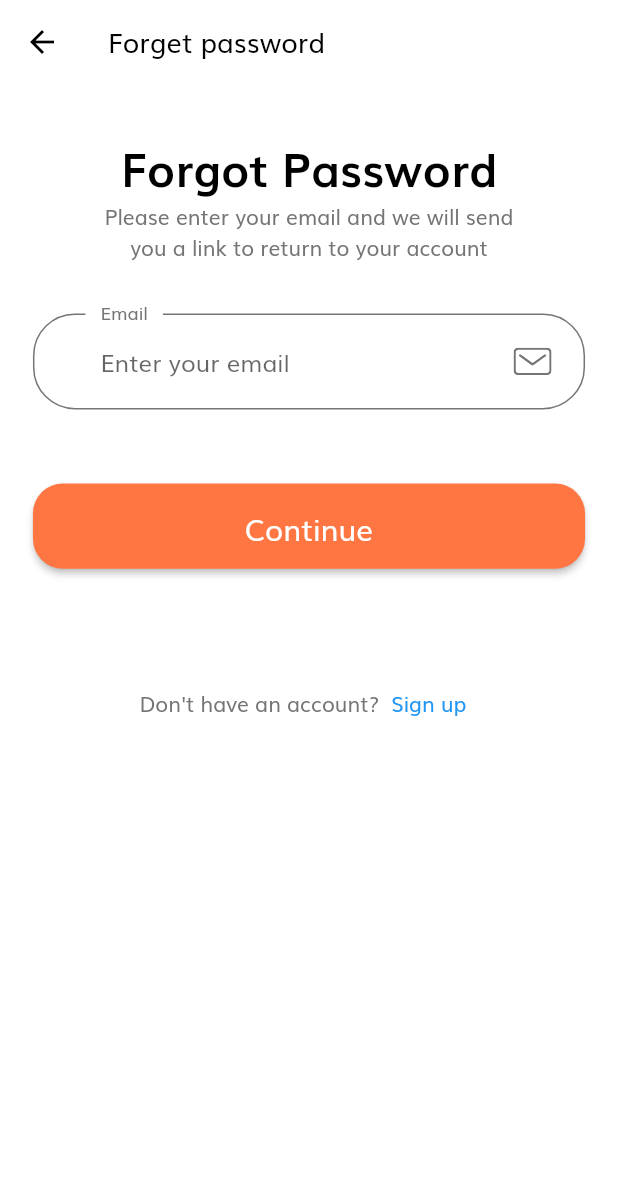
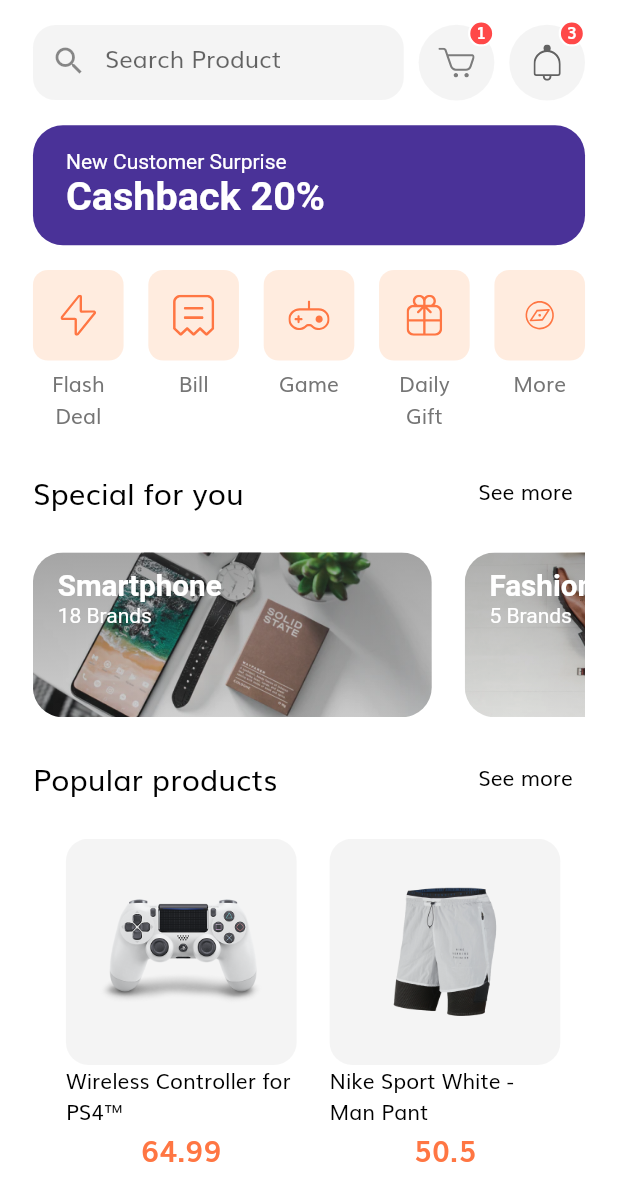
Before and after one commit to muazhussain/share_near_v2, a Flutter app: the screen it shows after launch, on a phone screen of 412 x 824 dp. Shown: the top 1201 px of the screen. Run offline on Flutter 3.47's test engine with Material 2 defaults, Android fonts, the phone set to English and light mode, and no system bars; our stand-ins replace flutter_svg, get.

Commit message:
Home screen add

```diff
--- a/lib/main.dart
+++ b/lib/main.dart
@@ -1,6 +1,6 @@
 import 'package:flutter/material.dart';
 import 'package:get/get.dart';
-import 'package:share_near_v2/src/screens/forget-password/forget_password_screen.dart';
+import 'package:share_near_v2/src/screens/home/home_screen.dart';
 import 'src/theme.dart';
 
 void main() {
@@ -15,7 +15,7 @@
     return GetMaterialApp(
       debugShowCheckedModeBanner: false,
       theme: theme(),
-      home: const ForgetPassword(),
+      home: const HomeScreen(),
     );
   }
 }
--- /dev/null
+++ b/lib/src/components/product_card.dart
@@ -0,0 +1,67 @@
+import 'package:flutter/material.dart';
+
+import '../constants.dart';
+import '../models/Products.dart';
+import '../size_config.dart';
+
+class ProductCard extends StatelessWidget {
+  const ProductCard({
+    super.key,
+    this.width = 140,
+    this.aspectRatio = 1.02,
+    required this.product,
+  });
+
+  final double width;
+  final double aspectRatio;
+  final Product product;
+
+  @override
+  Widget build(BuildContext context) {
+    return Padding(
+      padding: EdgeInsets.only(left: getProportionateScreenWidth(20)),
+      child: Column(
+        children: [
+          SizedBox(
+            width: getProportionateScreenWidth(width),
+            child: AspectRatio(
+              aspectRatio: aspectRatio,
+              child: Container(
+                padding: EdgeInsets.all(
+                  getProportionateScreenWidth(20),
+                ),
+                decoration: BoxDecoration(
+                  color: secondaryColor.withOpacity(0.1),
+                  borderRadius: BorderRadius.circular(15),
+                ),
+                child: Image.asset(product.images[0]),
+              ),
+            ),
+          ),
+          SizedBox(
+            width: getProportionateScreenWidth(width),
+            child: Column(
+              children: [
+                Text(
+                  '${product.title}\n',
+                  style: const TextStyle(
+                    color: Colors.black,
+                  ),
+                  maxLines: 2,
+                ),
+                Text(
+                  '${product.price}',
+                  style: TextStyle(
+                    fontSize: getProportionateScreenWidth(18),
+                    fontWeight: FontWeight.w600,
+                    color: primaryColor,
+                  ),
+                ),
+              ],
+            ),
+          ),
+        ],
+      ),
+    );
+  }
+}
--- /dev/null
+++ b/lib/src/models/Products.dart
@@ -0,0 +1,105 @@
+// ignore_for_file: file_names
+
+import 'package:flutter/material.dart';
+
+class Product {
+  final int id;
+  final String title, description;
+  final List<String> images;
+  final List<Color> colors;
+  final double rating, price;
+  final bool isFavourite, isPopular;
+
+  Product({
+    required this.id,
+    required this.images,
+    required this.colors,
+    this.rating = 0.0,
+    this.isFavourite = false,
+    this.isPopular = false,
+    required this.title,
+    required this.price,
+    required this.description,
+  });
+}
+
+// Our demo Products
+
+List<Product> demoProducts = [
+  Product(
+    id: 1,
+    images: [
+      'assets/images/ps4_console_white_1.png',
+      'assets/images/ps4_console_white_2.png',
+      'assets/images/ps4_console_white_3.png',
+      'assets/images/ps4_console_white_4.png',
+    ],
+    colors: [
+      const Color(0xFFF6625E),
+      const Color(0xFF836DB8),
+      const Color(0xFFDECB9C),
+      Colors.white,
+    ],
+    title: 'Wireless Controller for PS4™',
+    price: 64.99,
+    description: description,
+    rating: 4.8,
+    isFavourite: true,
+    isPopular: true,
+  ),
+  Product(
+    id: 2,
+    images: [
+      "assets/images/Image Popular Product 2.png",
+    ],
+    colors: [
+      const Color(0xFFF6625E),
+      const Color(0xFF836DB8),
+      const Color(0xFFDECB9C),
+      Colors.white,
+    ],
+    title: 'Nike Sport White - Man Pant',
+    price: 50.5,
+    description: description,
+    rating: 4.1,
+    isPopular: true,
+  ),
+  Product(
+    id: 3,
+    images: [
+      'assets/images/glap.png',
+    ],
+    colors: [
+      const Color(0xFFF6625E),
+      const Color(0xFF836DB8),
+      const Color(0xFFDECB9C),
+      Colors.white,
+    ],
+    title: 'Gloves XC Omega - Polygon',
+    price: 36.55,
+    description: description,
+    rating: 4.1,
+    isFavourite: true,
+    isPopular: true,
+  ),
+  Product(
+    id: 4,
+    images: [
+      'assets/images/wireless headset.png',
+    ],
+    colors: [
+      const Color(0xFFF6625E),
+      const Color(0xFF836DB8),
+      const Color(0xFFDECB9C),
+      Colors.white,
+    ],
+    title: 'Logitech Head',
+    price: 20.20,
+    description: description,
+    rating: 4.1,
+    isFavourite: true,
+  ),
+];
+
+const String description =
+    'Wireless Controller for PS4™ gives you what you want in your gaming from over precision control your games to sharing …';
--- /dev/null
+++ b/lib/src/screens/home/components/cashback_banner.dart
@@ -0,0 +1,38 @@
+import 'package:flutter/material.dart';
+import '../../../size_config.dart';
+
+class CashbackBanner extends StatelessWidget {
+  const CashbackBanner({
+    super.key,
+  });
+
+  @override
+  Widget build(BuildContext context) {
+    return Container(
+      width: double.infinity,
+      padding: EdgeInsets.symmetric(
+        horizontal: getProportionateScreenWidth(20),
+        vertical: getProportionateScreenWidth(15),
+      ),
+      decoration: BoxDecoration(
+        color: const Color(0xFF4A3298),
+        borderRadius: BorderRadius.circular(20),
+      ),
+      child: Text.rich(
+        TextSpan(
+          style: const TextStyle(color: Colors.white),
+          children: [
+            const TextSpan(text: 'New Customer Surprise\n'),
+            TextSpan(
+              text: "Cashback 20%",
+              style: TextStyle(
+                fontSize: getProportionateScreenWidth(24),
+                fontWeight: FontWeight.bold,
+              ),
+            ),
+          ],
+        ),
+      ),
+    );
+  }
+}
--- /dev/null
+++ b/lib/src/screens/home/components/categories.dart
@@ -0,0 +1,71 @@
+import 'package:flutter/material.dart';
+import 'package:flutter_svg/svg.dart';
+import '../../../size_config.dart';
+
+class Categories extends StatelessWidget {
+  const Categories({super.key});
+
+  @override
+  Widget build(BuildContext context) {
+    List<Map<String, dynamic>> categories = [
+      {'icon': 'assets/icons/Flash Icon.svg', 'text': 'Flash Deal'},
+      {'icon': 'assets/icons/Bill Icon.svg', 'text': 'Bill'},
+      {'icon': 'assets/icons/Game Icon.svg', 'text': 'Game'},
+      {'icon': 'assets/icons/Gift Icon.svg', 'text': 'Daily Gift'},
+      {'icon': 'assets/icons/Discover.svg', 'text': 'More'},
+    ];
+    return Row(
+      mainAxisAlignment: MainAxisAlignment.spaceBetween,
+      crossAxisAlignment: CrossAxisAlignment.start,
+      children: [
+        ...List.generate(
+          categories.length,
+          (index) => CategoryCard(
+            icon: categories[index]['icon'],
+            text: categories[index]['text'],
+            press: () {},
+          ),
+        )
+      ],
+    );
+  }
+}
+
+class CategoryCard extends StatelessWidget {
+  const CategoryCard({
+    Key? key,
+    required this.icon,
+    required this.text,
+    required this.press,
+  }) : super(key: key);
+
+  final String? icon;
+  final String? text;
+  final GestureTapCallback press;
+
+  @override
+  Widget build(BuildContext context) {
+    return GestureDetector(
+      onTap: press,
+      child: SizedBox(
+        width: getProportionateScreenWidth(55),
+        child: Column(
+          children: [
+            Container(
+              padding: EdgeInsets.all(getProportionateScreenWidth(15)),
+              height: getProportionateScreenWidth(55),
+              width: getProportionateScreenWidth(55),
+              decoration: BoxDecoration(
+                color: const Color(0xFFFFECDF),
+                borderRadius: BorderRadius.circular(10),
+              ),
+              child: SvgPicture.asset(icon!),
+            ),
+            const SizedBox(height: 5),
+            Text(text!, textAlign: TextAlign.center),
+          ],
+        ),
+      ),
+    );
+  }
+}
--- /dev/null
+++ b/lib/src/screens/home/components/home_body.dart
@@ -0,0 +1,101 @@
+import 'package:flutter/material.dart';
+import 'package:share_near_v2/src/models/Products.dart';
+import 'package:share_near_v2/src/screens/home/components/section_title.dart';
+import '../../../size_config.dart';
+import 'cashback_banner.dart';
+import 'categories.dart';
+import 'home_screen_header.dart';
+import '../../../components/product_card.dart';
+import 'special_offer_card.dart';
+
+class HomeScreenBody extends StatelessWidget {
+  const HomeScreenBody({super.key});
+
+  @override
+  Widget build(BuildContext context) {
+    return SafeArea(
+      child: SingleChildScrollView(
+        child: Column(
+          children: [
+            Padding(
+              padding: EdgeInsets.symmetric(
+                horizontal: getProportionateScreenWidth(20),
+              ),
+              child: Column(
+                children: [
+                  SizedBox(
+                    height: SizeConfig.screenWidth * 0.04,
+                  ),
+                  const HomeScreenHeader(),
+                  SizedBox(
+                    height: SizeConfig.screenWidth * 0.04,
+                  ),
+                  const CashbackBanner(),
+                  SizedBox(
+                    height: SizeConfig.screenWidth * 0.04,
+                  ),
+                  const Categories(),
+                  SizedBox(
+                    height: SizeConfig.screenWidth * 0.04,
+                  ),
+                  SectionTitle(
+                    text: 'Special for you',
+                    press: () {},
+                  ),
+                  SizedBox(
+                    height: SizeConfig.screenWidth * 0.04,
+                  ),
+                  SingleChildScrollView(
+                    scrollDirection: Axis.horizontal,
+                    child: Row(
+                      children: [
+                        SpecialOfferCard(
+                          category: 'Smartphone',
+                          image: 'assets/images/Image Banner 2.png',
+                          noOfBrands: 18,
+                          press: () {},
+                        ),
+                        SpecialOfferCard(
+                          category: 'Fashion',
+                          image: 'assets/images/Image Banner 3.png',
+                          noOfBrands: 5,
+                          press: () {},
+                        ),
+                      ],
+                    ),
+                  ),
+                  SizedBox(
+                    height: SizeConfig.screenWidth * 0.04,
+                  ),
+                  SectionTitle(
+                    text: 'Popular products',
+                    press: () {},
+                  ),
+                  SizedBox(
+                    height: SizeConfig.screenWidth * 0.04,
+                  ),
+                  SingleChildScrollView(
+                    scrollDirection: Axis.horizontal,
+                    child: Row(
+                      children: [
+                        ...List.generate(
+                          demoProducts.length,
+                          (index) => ProductCard(
+                            product: demoProducts[index],
+                          ),
+                        ),
+                      ],
+                    ),
+                  ),
+                ],
+              ),
+            ),
+            SizedBox(
+              height: SizeConfig.screenWidth * 0.4,
+            ),
+          ],
+        ),
+      ),
+    );
+  }
+}
--- /dev/null
+++ b/lib/src/screens/home/components/home_screen_header.dart
@@ -0,0 +1,52 @@
+import 'package:flutter/material.dart';
+import '../../../constants.dart';
+import '../../../size_config.dart';
+import 'icon_button_with_counter.dart';
+
+class HomeScreenHeader extends StatelessWidget {
+  const HomeScreenHeader({
+    super.key,
+  });
+
+  @override
+  Widget build(BuildContext context) {
+    return Row(
+      mainAxisAlignment: MainAxisAlignment.spaceBetween,
+      children: [
+        Container(
+          width: SizeConfig.screenWidth * 0.6,
+          height: 50,
+          decoration: BoxDecoration(
+            color: secondaryColor.withOpacity(0.1),
+            borderRadius: BorderRadius.circular(15),
+          ),
+          child: TextField(
+            onChanged: (value) {
+              //
+            },
+            decoration: InputDecoration(
+              enabledBorder: InputBorder.none,
+              focusedBorder: InputBorder.none,
+              hintText: 'Search Product',
+              prefixIcon: const Icon(Icons.search),
+              contentPadding: EdgeInsets.symmetric(
+                horizontal: getProportionateScreenWidth(20),
+                vertical: getProportionateScreenWidth(9),
+              ),
+            ),
+          ),
+        ),
+        IconButtonWithCounter(
+          counter: 1,
+          svgSrc: 'assets/icons/Cart Icon.svg',
+          press: () {},
+        ),
+        IconButtonWithCounter(
+          counter: 3,
+          svgSrc: 'assets/icons/Bell.svg',
+          press: () {},
+        ),
+      ],
+    );
+  }
+}
--- /dev/null
+++ b/lib/src/screens/home/components/icon_button_with_counter.dart
@@ -0,0 +1,66 @@
+import 'package:flutter/material.dart';
+import 'package:flutter_svg/svg.dart';
+import '../../../constants.dart';
+import '../../../size_config.dart';
+
+class IconButtonWithCounter extends StatelessWidget {
+  const IconButtonWithCounter({
+    super.key,
+    required this.svgSrc,
+    required this.counter,
+    required this.press,
+  });
+
+  final String svgSrc;
+  final int counter;
+  final GestureTapCallback press;
+
+  @override
+  Widget build(BuildContext context) {
+    return InkWell(
+      onTap: press,
+      borderRadius: BorderRadius.circular(50),
+      child: Stack(
+        clipBehavior: Clip.none,
+        children: [
+          Container(
+            padding: EdgeInsets.all(getProportionateScreenWidth(12)),
+            height: getProportionateScreenWidth(46),
+            width: getProportionateScreenWidth(46),
+            decoration: BoxDecoration(
+              color: secondaryColor.withOpacity(0.1),
+              shape: BoxShape.circle,
+            ),
+            child: SvgPicture.asset(svgSrc),
+          ),
+          counter > 0
+              ? Positioned(
+                  right: 0,
+                  top: -3,
+                  child: Container(
+                    height: getProportionateScreenWidth(16),
+                    width: getProportionateScreenWidth(16),
+                    decoration: BoxDecoration(
+                      color: const Color(0xFFFF4848),
+                      shape: BoxShape.circle,
+                      border: Border.all(width: 1.5, color: Colors.white),
+                    ),
+                    child: Center(
+                      child: Text(
+                        counter.toString(),
+                        style: TextStyle(
+                          fontSize: getProportionateScreenWidth(10),
+                          height: 1,
+                          color: Colors.white,
+                          fontWeight: FontWeight.w600,
+                        ),
+                      ),
+                    ),
+                  ),
+                )
+              : Container(),
+        ],
+      ),
+    );
+  }
+}
--- /dev/null
+++ b/lib/src/screens/home/components/section_title.dart
@@ -0,0 +1,34 @@
+import 'package:flutter/material.dart';
+import 'package:share_near_v2/src/size_config.dart';
+
+class SectionTitle extends StatelessWidget {
+  const SectionTitle({super.key, required this.text, required this.press});
+
+  final String text;
+  final GestureTapCallback press;
+
+  @override
+  Widget build(BuildContext context) {
+    return Row(
+      mainAxisAlignment: MainAxisAlignment.spaceBetween,
+      children: [
+        Text(
+          text,
+          style: TextStyle(
+            fontSize: getProportionateScreenWidth(18),
+            color: Colors.black,
+          ),
+        ),
+        TextButton(
+          onPressed: press,
+          child: const Text(
+            'See more',
+            style: TextStyle(
+              color: Colors.black,
+            ),
+          ),
+        ),
+      ],
+    );
+  }
+}
--- /dev/null
+++ b/lib/src/screens/home/components/special_offer_card.dart
@@ -0,0 +1,75 @@
+import 'package:flutter/material.dart';
+
+import '../../../size_config.dart';
+
+class SpecialOfferCard extends StatelessWidget {
+  const SpecialOfferCard({
+    super.key,
+    required this.category,
+    required this.image,
+    required this.noOfBrands,
+    required this.press,
+  });
+
+  final String category;
+  final String image;
+  final int noOfBrands;
+  final GestureTapCallback press;
+
+  @override
+  Widget build(BuildContext context) {
+    return Padding(
+      padding: EdgeInsets.only(
+        right: getProportionateScreenWidth(20),
+      ),
+      child: SizedBox(
+        height: getProportionateScreenWidth(100),
+        width: getProportionateScreenWidth(242),
+        child: ClipRRect(
+          borderRadius: BorderRadius.circular(20),
+          child: Stack(
+            children: [
+              Image.asset(
+                image,
+                fit: BoxFit.cover,
+              ),
+              Container(
+                decoration: BoxDecoration(
+                  gradient: LinearGradient(
+                    begin: Alignment.topCenter,
+                    end: Alignment.bottomCenter,
+                    colors: [
+                      const Color(0xFF343434).withOpacity(0.4),
+                      const Color(0xFF343434).withOpacity(0.15),
+                    ],
+                  ),
+                ),
+              ),
+              Padding(
+                padding: EdgeInsets.symmetric(
+                  horizontal: getProportionateScreenWidth(15),
+                  vertical: getProportionateScreenWidth(10),
+                ),
+                child: Text.rich(
+                  TextSpan(
+                    style: const TextStyle(color: Colors.white),
+                    children: [
+                      TextSpan(
+                        text: '$category\n',
+                        style: TextStyle(
+                          fontSize: getProportionateScreenWidth(18),
+                          fontWeight: FontWeight.bold,
+                        ),
+                      ),
+                      TextSpan(text: '$noOfBrands Brands'),
+                    ],
+                  ),
+                ),
+              ),
+            ],
+          ),
+        ),
+      ),
+    );
+  }
+}
--- /dev/null
+++ b/lib/src/screens/home/home_screen.dart
@@ -0,0 +1,20 @@
+import 'package:flutter/material.dart';
+import '../../size_config.dart';
+import 'components/home_body.dart';
+
+class HomeScreen extends StatefulWidget {
+  const HomeScreen({super.key});
+
+  @override
+  State<HomeScreen> createState() => _HomeScreenState();
+}
+
+class _HomeScreenState extends State<HomeScreen> {
+  @override
+  Widget build(BuildContext context) {
+    SizeConfig().init(context);
+    return const Scaffold(
+      body: HomeScreenBody(),
+    );
+  }
+}
```
